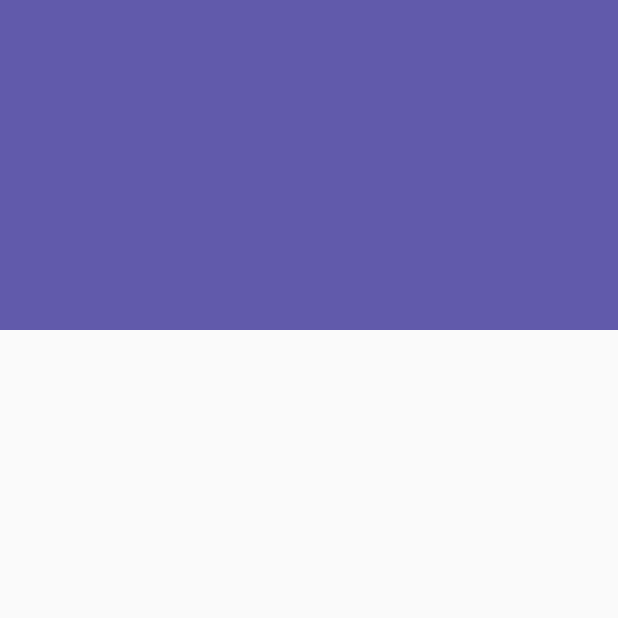
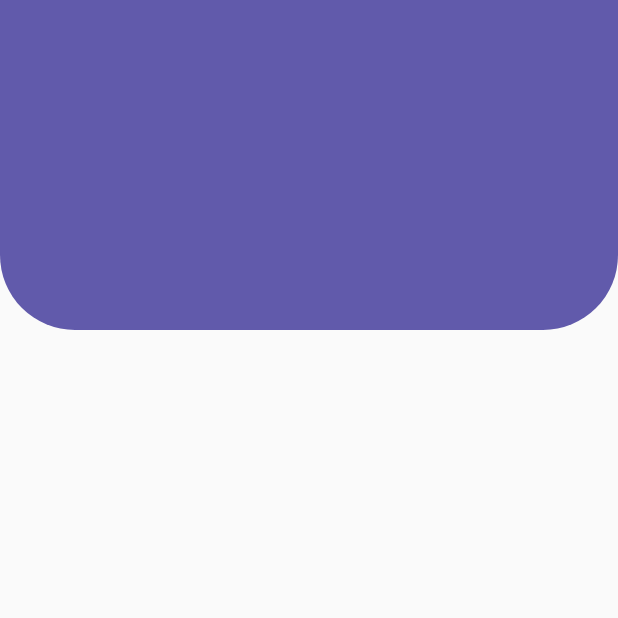
Before and after one commit to ddienu/Designs-, a Flutter app: the screen it shows after launch, on a phone screen of 412 x 824 dp, the top half of it. Run offline on Flutter 3.47's test engine with Material 2 defaults, Android fonts, the phone set to English and light mode, and no system bars.

Commit message:
Update: headers page, update: headers widget
Update headers widget with a new class called HeaderBordesRedondeados to create a headers with the bottom left and right with a border radius of 50.
Update headers page implementing the class created in the headers widget.

```diff
--- a/lib/src/pages/headers_page.dart
+++ b/lib/src/pages/headers_page.dart
@@ -9,7 +9,7 @@ class HeadersPage extends StatelessWidget {
   @override
   Widget build(BuildContext context) {
     return Scaffold(
-      body: HeaderCuadrado(),
+      body: HeaderBordesRedondeados(),
     );
   }
 }
--- a/lib/src/widgets/headers_widget.dart
+++ b/lib/src/widgets/headers_widget.dart
@@ -12,3 +12,18 @@ class HeaderCuadrado extends StatelessWidget {
     );
   }
 }
+
+class HeaderBordesRedondeados extends StatelessWidget {
+  const HeaderBordesRedondeados({Key? key}) : super(key: key);
+
+  @override
+  Widget build(BuildContext context) {
+    return Container(
+      height: 220.0,
+      decoration: BoxDecoration(
+        color: Color(0xFF615AAB),
+        borderRadius: BorderRadius.only(bottomLeft: Radius.circular(50.0), bottomRight: Radius.circular(50.0) ),
+      ),
+    );
+  }
+}
```
